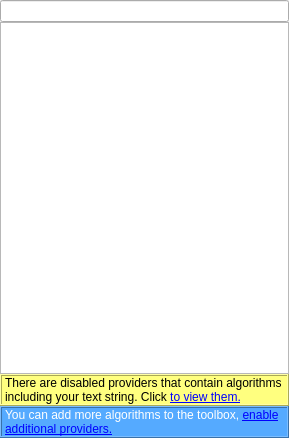
Qt form python/plugins/processing/ui/ProcessingToolbox.ui (qgis/QGIS) before a commit.
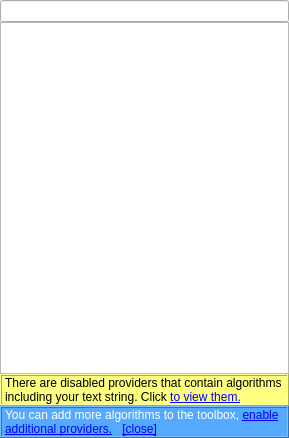
The same form after that commit. Custom widgets are drawn as their Qt base class.

Commit message: [processing] added option to not show disabled providers tooltip

Patch:
```diff
--- a/python/plugins/processing/ui/ProcessingToolbox.ui
+++ b/python/plugins/processing/ui/ProcessingToolbox.ui
@@ -81,7 +81,7 @@
        <enum>QFrame::Raised</enum>
       </property>
       <property name="text">
-       <string>You can add more algorithms to the toolbox, &lt;a href=&quot;enable&quot;&gt;enable additional providers.&lt;/a&gt;</string>
+       <string>&lt;html&gt;&lt;head/&gt;&lt;body&gt;&lt;p&gt;You can add more algorithms to the toolbox, &lt;a href=&quot;enable&quot;&gt;&lt;span style=&quot; text-decoration: underline; color:#0000ff;&quot;&gt;enable additional providers.&lt;/span&gt;&lt;/a&gt;&amp;nbsp;&amp;nbsp;&amp;nbsp;&lt;a href=&quot;close&quot;&gt;&lt;span style=&quot; text-decoration: underline; color:#0000ff;&quot;&gt;[close]&lt;/span&gt;&lt;/a&gt;&lt;/p&gt;&lt;/body&gt;&lt;/html&gt;</string>
       </property>
       <property name="wordWrap">
        <bool>true</bool>
```
The commit also changes 2 other files.
